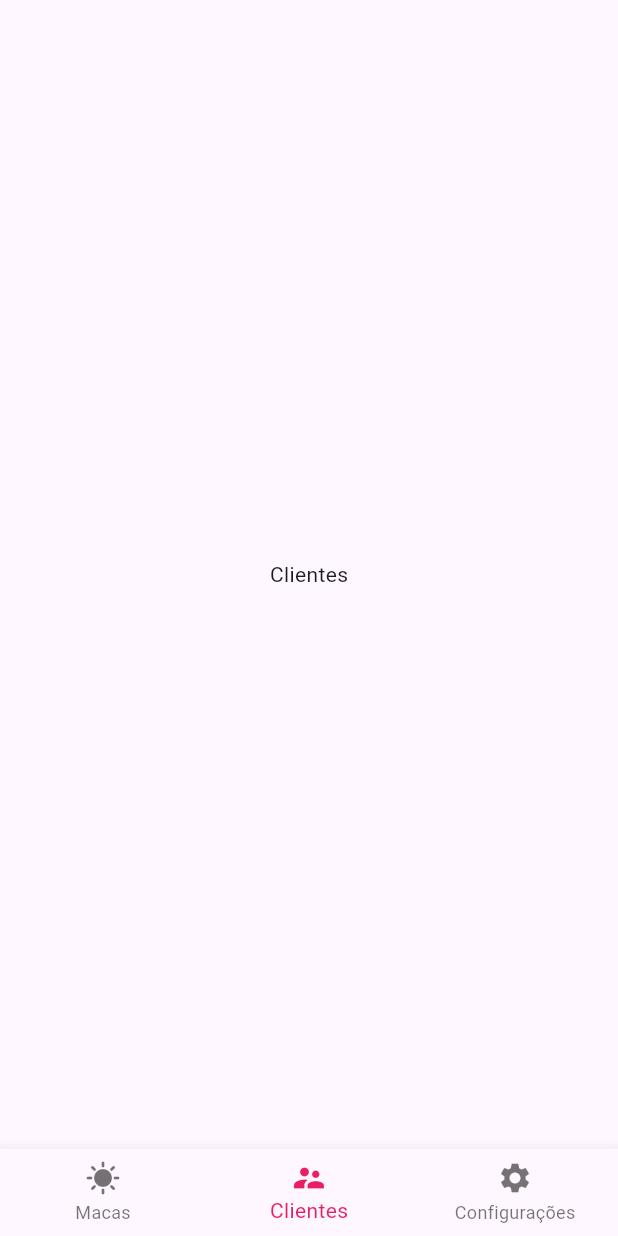
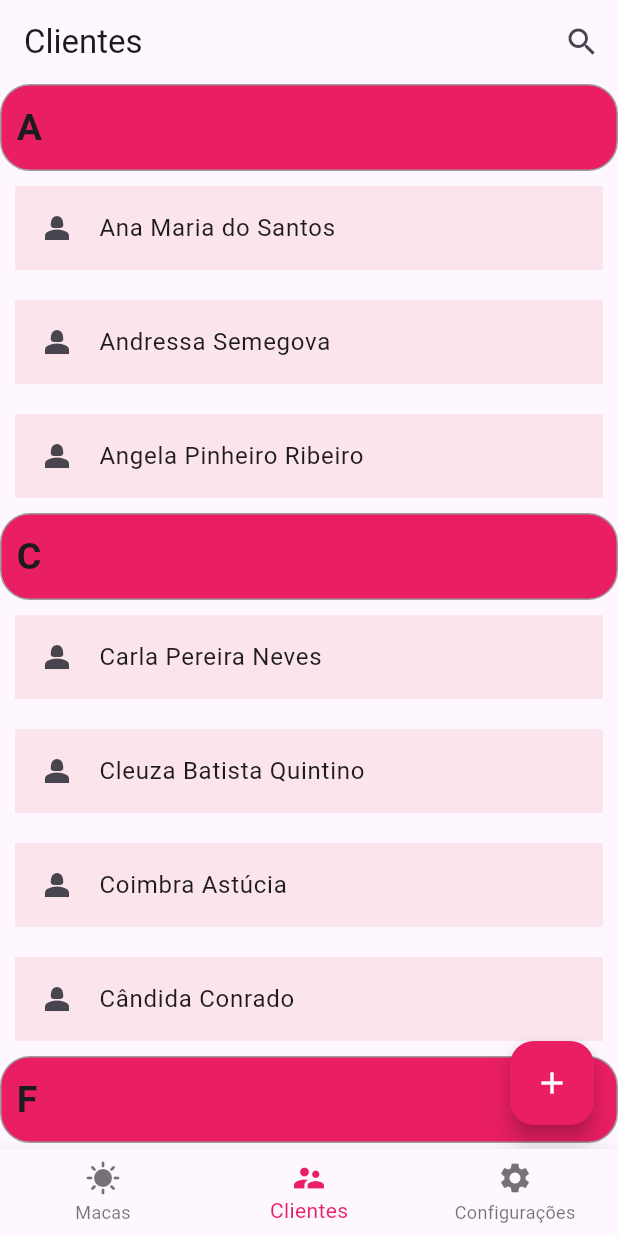
Before and after one commit to Fael123Programming/agendador-bronzeamento-flutter, a Flutter app: the screen it shows after launch, item 2 of the bottom bar chosen, on a phone screen of 412 x 824 dp. Run offline on Flutter 3.47's test engine with Material 3 defaults, Android fonts, the light colour scheme and no system bars; drawn by our look-alikes of grouped_list.

Commit message:
Feat.: mock clients

```diff
--- a/lib/views/clientes/clientes.dart
+++ b/lib/views/clientes/clientes.dart
@@ -1,4 +1,5 @@
 import 'package:flutter/material.dart';
+import 'package:grouped_list/grouped_list.dart';
 
 class Clientes extends StatefulWidget {
   const Clientes({super.key});
@@ -8,11 +9,138 @@ class Clientes extends StatefulWidget {
 }
 
 class _ClientesState extends State<Clientes> {
+  final List<Map> _databaseClients = [
+    {"group": "A", "name": "Ana Maria do Santos"},
+    {"group": "A", "name": "Angela Pinheiro Ribeiro"},
+    {"group": "A", "name": "Andressa Semegova"},
+    {"group": "C", "name": "Carla Pereira Neves"},
+    {"group": "C", "name": "Cândida Conrado"},
+    {"group": "C", "name": "Coimbra Astúcia"},
+    {"group": "C", "name": "Cleuza Batista Quintino"},
+    {"group": "F", "name": "Fernanda Almeida de Carvalho"},
+    {"group": "F", "name": "Fabiana Fonseca"},
+    {"group": "F", "name": "Fábia do Amaral"},
+    {"group": "R", "name": "Rhayssa Andrade Costa"},
+    {"group": "R", "name": "Rafaela Cerlat"},
+    {"group": "W", "name": "Wanessa Julliana Silva"},
+    {"group": "W", "name": "Wanna Guimarães"},
+    {"group": "W", "name": "Watta Ribeiro"}
+  ];
+
+  final List<Map> _clientsToShow = List.empty(growable: true);
+
+  bool _searchClient = false;
+
   @override
   Widget build(BuildContext context) {
-    return Center(
-      child: Text(
-        'Clientes',
+    return Scaffold(
+      appBar: AppBar(
+        title: _searchClient
+            ? _searchTextField()
+            : const Text(
+                'Clientes',
+              ),
+        actions: _searchClient
+            ? [
+                IconButton(
+                  onPressed: () => setState(() {
+                    _searchClient = false;
+                    _clientsToShow.clear();
+                  }),
+                  icon: const Icon(Icons.clear),
+                )
+              ]
+            : [
+                IconButton(
+                  onPressed: () => setState(() => _searchClient = true),
+                  icon: const Icon(Icons.search),
+                )
+              ],
+      ),
+      floatingActionButton: _searchClient
+          ? null
+          : FloatingActionButton(
+              onPressed: () {},
+              foregroundColor: Colors.white,
+              backgroundColor: Colors.pink,
+              child: const Icon(Icons.add),
+            ),
+      body: GroupedListView<Map, String>(
+        elements: _clientsToShow.isEmpty && !_searchClient
+            ? _databaseClients
+            : _clientsToShow,
+        groupBy: (element) => element['group'],
+        groupSeparatorBuilder: (String groupByValue) => Container(
+          decoration: BoxDecoration(
+            color: Colors.pink,
+            border: Border.all(
+              color: Colors.grey,
+            ),
+            borderRadius: const BorderRadius.all(
+              Radius.circular(20),
+            ),
+          ),
+          padding: const EdgeInsets.all(10),
+          child: Text(
+            groupByValue,
+            textAlign: TextAlign.start,
+            style: const TextStyle(
+              fontWeight: FontWeight.bold,
+              fontSize: 25,
+            ),
+          ),
+        ),
+        itemBuilder: (context, dynamic element) => Container(
+          margin: const EdgeInsets.all(10),
+          child: ListTile(
+            tileColor: Colors.pink[50],
+            title: Text(element["name"]),
+            leading: const Icon(Icons.person_2),
+            // leading: CircleAvatar(
+            // backgroundImage: AssetImage("..."),
+            // backgroundColor: Colors.pink[50],
+            // ),
+          ),
+        ),
+        itemComparator: (item1, item2) =>
+            item1['name'].compareTo(item2['name']), // optional
+        floatingHeader: true, // optional
+        order: GroupedListOrder.ASC, // optional
+      ),
+    );
+  }
+
+  Widget _searchTextField() {
+    return TextField(
+      onChanged: (String s) {
+        setState(() {
+          _clientsToShow.clear();
+          _clientsToShow.addAll(_databaseClients.where((element) =>
+              element['name']
+                  .toString()
+                  .toLowerCase()
+                  .contains(s.toLowerCase())));
+        });
+      },
+      autofocus: true,
+      cursorColor: Colors.black,
+      style: const TextStyle(
+        color: Colors.black,
+        fontSize: 20,
+      ),
+      textInputAction: TextInputAction.search,
+      decoration: const InputDecoration(
+        enabledBorder: UnderlineInputBorder(
+          borderSide: BorderSide(color: Colors.black),
+        ),
+        focusedBorder: UnderlineInputBorder(
+          borderSide: BorderSide(color: Colors.black),
+        ),
+        hintText: 'Pesquisar cliente',
+        hintStyle: TextStyle(
+          color: Colors.grey,
+          fontSize: 20,
+        ),
       ),
     );
   }
--- a/pubspec.yaml
+++ b/pubspec.yaml
@@ -37,6 +37,7 @@ dependencies:
   cupertino_icons: ^1.0.2
   duration_picker: "^1.0.0"
   flutter_local_notifications: ^16.3.0
+  grouped_list: ^5.1.2
 
 dev_dependencies:
   flutter_test:
```
Also changed, not shown: pubspec.lock.
